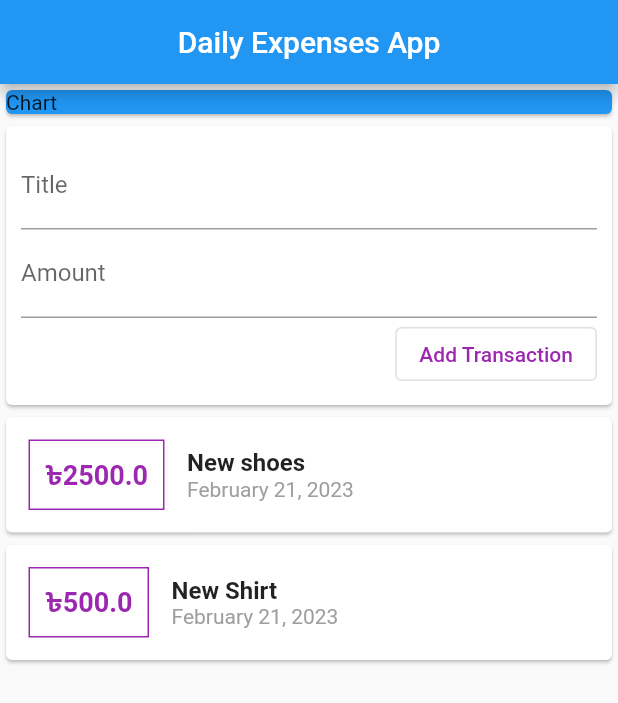
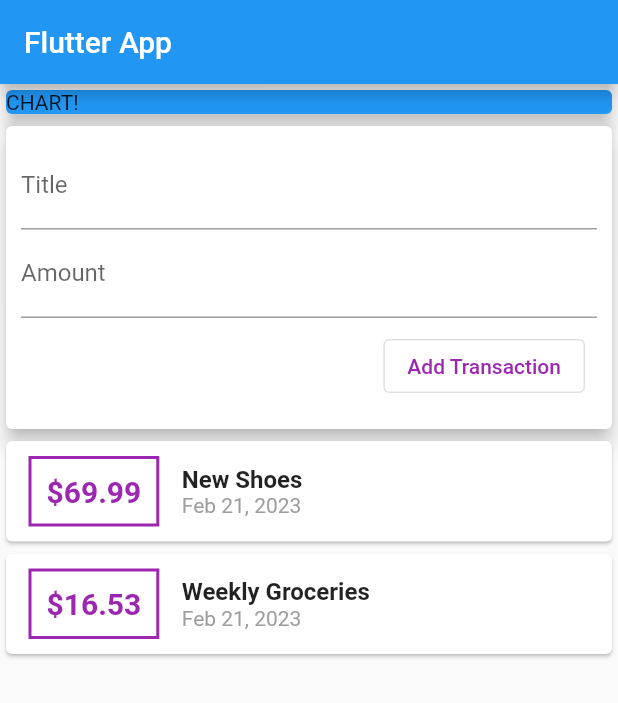
Before and after one commit to akibur-rahman/Daily-Expenses-Tracker-App, a Flutter app: the screen it shows after launch, on a phone screen of 412 x 824 dp. Shown: the top 703 px of the screen. Run offline on Flutter 3.47's test engine with Material 2 defaults, Android fonts, the phone set to English and light mode, and no system bars.

Commit message:
spitted app into widgets, added listview builder, added userinput

```diff
--- a/app/analysis_options.yaml
+++ /dev/null
@@ -1,29 +0,0 @@
-# This file configures the analyzer, which statically analyzes Dart code to
-# check for errors, warnings, and lints.
-#
-# The issues identified by the analyzer are surfaced in the UI of Dart-enabled
-# IDEs (https://dart.dev/tools#ides-and-editors). The analyzer can also be
-# invoked from the command line by running `flutter analyze`.
-
-# The following line activates a set of recommended lints for Flutter apps,
-# packages, and plugins designed to encourage good coding practices.
-include: package:flutter_lints/flutter.yaml
-
-linter:
-  # The lint rules applied to this project can be customized in the
-  # section below to disable rules from the `package:flutter_lints/flutter.yaml`
-  # included above or to enable additional rules. A list of all available lints
-  # and their documentation is published at
-  # https://dart-lang.github.io/linter/lints/index.html.
-  #
-  # Instead of disabling a lint rule for the entire project in the
-  # section below, it can also be suppressed for a single line of code
-  # or a specific dart file by using the `// ignore: name_of_lint` and
-  # `// ignore_for_file: name_of_lint` syntax on the line or in the file
-  # producing the lint.
-  rules:
-    # avoid_print: false  # Uncomment to disable the `avoid_print` rule
-    # prefer_single_quotes: true  # Uncomment to enable the `prefer_single_quotes` rule
-
-# Additional information about this file can be found at
-# https://dart.dev/guides/language/analysis-options
--- a/app/lib/main.dart
+++ b/app/lib/main.dart
@@ -1,45 +1,22 @@
 import 'package:flutter/material.dart';
-import 'package:intl/intl.dart';
 
-import './transaction.dart';
+import './widgets/user_transactions.dart';
 
-void main() {
-  runApp(const MyApp());
-}
+void main() => runApp(MyApp());
 
 class MyApp extends StatelessWidget {
-  const MyApp({super.key});
-
   @override
   Widget build(BuildContext context) {
     return MaterialApp(
-      debugShowCheckedModeBanner: false,
-      title: 'Daily Expenses App',
-      theme: ThemeData(
-        primarySwatch: Colors.blue,
-      ),
+      title: 'Flutter App',
       home: MyHomePage(),
     );
   }
 }
 
 class MyHomePage extends StatelessWidget {
-  //Holds all transactions
-  final List<Transaction> transaction = [
-    Transaction(
-      id: 't1',
-      title: 'New shoes',
-      amount: 2500.00,
-      date: DateTime.now(),
-    ),
-    Transaction(
-      id: 't2',
-      title: 'New Shirt',
-      amount: 500.00,
-      date: DateTime.now(),
-    ),
-  ];
-
+  // String titleInput;
+  // String amountInput;
   final titleController = TextEditingController();
   final amountController = TextEditingController();
 
@@ -47,92 +24,26 @@ class MyHomePage extends StatelessWidget {
   Widget build(BuildContext context) {
     return Scaffold(
       appBar: AppBar(
-        title: const Center(child: Text('Daily Expenses App')),
+        title: Text('Flutter App'),
       ),
-      body: Column(
-        children: [
+      body: Container(
+        child: SingleChildScrollView(
+          child: Column(
+            crossAxisAlignment: CrossAxisAlignment.stretch,
+            children: <Widget>[
               Container(
                 width: double.infinity,
                 child: Card(
                   color: Colors.blue,
-              child: Text("Chart"),
+                  child: Text('CHART!'),
+                  elevation: 5,
                 ),
               ),
-          Card(
-            child: Container(
-              margin: EdgeInsets.all(10),
-              child: Column(
-                crossAxisAlignment: CrossAxisAlignment.end,
-                children: [
-                  TextField(
-                    controller: titleController,
-                    decoration: InputDecoration(labelText: 'Title'),
-                  ),
-                  TextField(
-                    controller: amountController,
-                    decoration: InputDecoration(labelText: 'Amount'),
-                    keyboardType: TextInputType.number,
-                  ),
-                  OutlinedButton(
-                    onPressed: null,
-                    child: Text(
-                      'Add Transaction',
-                      style: TextStyle(color: Colors.purple),
-                    ),
-                  )
+              UserTransactions()
             ],
           ),
         ),
       ),
-          Column(
-            children: transaction.map((tx) {
-              return Card(
-                child: Row(
-                  children: [
-                    Container(
-                      margin: EdgeInsets.all(15),
-                      decoration: BoxDecoration(
-                        border: Border.all(
-                          color: Colors.purple,
-                          width: 1,
-                        ),
-                      ),
-                      padding: EdgeInsets.all(10),
-                      child: Text(
-                        '৳${tx.amount}',
-                        style: TextStyle(
-                          fontSize: 18,
-                          fontWeight: FontWeight.w700,
-                          color: Colors.purple,
-                        ),
-                      ),
-                    ),
-                    Column(
-                      crossAxisAlignment: CrossAxisAlignment.start,
-                      children: [
-                        Text(
-                          tx.title as String,
-                          style: TextStyle(
-                            fontSize: 16,
-                            fontWeight: FontWeight.w600,
-                          ),
-                        ),
-                        Text(
-                          DateFormat.yMMMMd("en_US")
-                              .format(tx.date as DateTime),
-                          style: TextStyle(
-                            color: Colors.grey,
-                          ),
-                        ),
-                      ],
-                    )
-                  ],
-                ),
-              );
-            }).toList(),
-          ),
-        ],
-      ),
     );
   }
 }
--- /dev/null
+++ b/app/lib/models/transaction.dart
@@ -0,0 +1,15 @@
+import 'package:flutter/foundation.dart';
+
+class Transaction {
+  final String id;
+  final String title;
+  final double amount;
+  final DateTime date;
+
+  Transaction({
+    @required this.id,
+    @required this.title,
+    @required this.amount,
+    @required this.date,
+  });
+}
--- a/app/lib/transaction.dart
+++ /dev/null
@@ -1,12 +0,0 @@
-class Transaction {
-  String? id;
-  String? title;
-  double? amount;
-  DateTime? date;
-  Transaction({
-    required this.id,
-    required this.title,
-    required this.amount,
-    required this.date,
-  });
-}
--- /dev/null
+++ b/app/lib/widgets/new_transaction.dart
@@ -0,0 +1,56 @@
+import 'package:flutter/material.dart';
+
+class NewTransaction extends StatelessWidget {
+  final Function addTx;
+  final titleController = TextEditingController();
+  final amountController = TextEditingController();
+
+  NewTransaction(this.addTx);
+
+  @override
+  Widget build(BuildContext context) {
+    return Card(
+      elevation: 5,
+      child: Container(
+        padding: EdgeInsets.all(10),
+        child: Column(
+          crossAxisAlignment: CrossAxisAlignment.end,
+          children: <Widget>[
+            TextField(
+              decoration: InputDecoration(labelText: 'Title'),
+              controller: titleController,
+              // onChanged: (val) {
+              //   titleInput = val;
+              // },
+            ),
+            TextField(
+              keyboardType: TextInputType.number,
+              decoration: InputDecoration(labelText: 'Amount'),
+              controller: amountController,
+              // onChanged: (val) => amountInput = val,
+            ),
+            Padding(
+              padding: const EdgeInsets.all(8.0),
+              child: SizedBox(
+                child: OutlinedButton(
+                  child: Text(
+                    'Add Transaction',
+                    style: TextStyle(
+                      color: Colors.purple,
+                    ),
+                  ),
+                  onPressed: () {
+                    addTx(
+                      titleController.text,
+                      double.parse(amountController.text),
+                    );
+                  },
+                ),
+              ),
+            ),
+          ],
+        ),
+      ),
+    );
+  }
+}
--- /dev/null
+++ b/app/lib/widgets/transaction_list.dart
@@ -0,0 +1,67 @@
+import 'package:flutter/material.dart';
+import 'package:intl/intl.dart';
+
+import '../models/transaction.dart';
+
+class TransactionList extends StatelessWidget {
+  final List<Transaction> transactions;
+
+  TransactionList(this.transactions);
+
+  @override
+  Widget build(BuildContext context) {
+    return Container(
+      height: 300,
+      child: ListView.builder(
+        itemBuilder: (ctx, index) {
+          return Card(
+            child: Row(
+              children: <Widget>[
+                Container(
+                  margin: EdgeInsets.symmetric(
+                    vertical: 10,
+                    horizontal: 15,
+                  ),
+                  decoration: BoxDecoration(
+                    border: Border.all(
+                      color: Colors.purple,
+                      width: 2,
+                    ),
+                  ),
+                  padding: EdgeInsets.all(10),
+                  child: Text(
+                    '\$${transactions[index].amount.toStringAsFixed(2)}',
+                    style: TextStyle(
+                      fontWeight: FontWeight.bold,
+                      fontSize: 20,
+                      color: Colors.purple,
+                    ),
+                  ),
+                ),
+                Column(
+                  crossAxisAlignment: CrossAxisAlignment.start,
+                  children: <Widget>[
+                    Text(
+                      transactions[index].title,
+                      style: TextStyle(
+                        fontSize: 16,
+                        fontWeight: FontWeight.bold,
+                      ),
+                    ),
+                    Text(
+                      DateFormat.yMMMd().format(transactions[index].date),
+                      style: TextStyle(
+                        color: Colors.grey,
+                      ),
+                    ),
+                  ],
+                ),
+              ],
+            ),
+          );
+        },
+        itemCount: transactions.length,
+      ),
+    );
+  }
+}
--- /dev/null
+++ b/app/lib/widgets/user_transactions.dart
@@ -0,0 +1,50 @@
+import 'package:flutter/material.dart';
+
+import './new_transaction.dart';
+import './transaction_list.dart';
+import '../models/transaction.dart';
+
+class UserTransactions extends StatefulWidget {
+  @override
+  _UserTransactionsState createState() => _UserTransactionsState();
+}
+
+class _UserTransactionsState extends State<UserTransactions> {
+  final List<Transaction> _userTransactions = [
+    Transaction(
+      id: 't1',
+      title: 'New Shoes',
+      amount: 69.99,
+      date: DateTime.now(),
+    ),
+    Transaction(
+      id: 't2',
+      title: 'Weekly Groceries',
+      amount: 16.53,
+      date: DateTime.now(),
+    ),
+  ];
+
+  void _addNewTransaction(String txTitle, double txAmount) {
+    final newTx = Transaction(
+      title: txTitle,
+      amount: txAmount,
+      date: DateTime.now(),
+      id: DateTime.now().toString(),
+    );
+
+    setState(() {
+      _userTransactions.add(newTx);
+    });
+  }
+
+  @override
+  Widget build(BuildContext context) {
+    return Column(
+      children: <Widget>[
+        NewTransaction(_addNewTransaction),
+        TransactionList(_userTransactions),
+      ],
+    );
+  }
+}
```
Also changed, not shown: app/pubspec.yaml (+10 -28 lines), app/pubspec.lock, 1 other file. Lines whose indentation alone changed are shown as unchanged.
